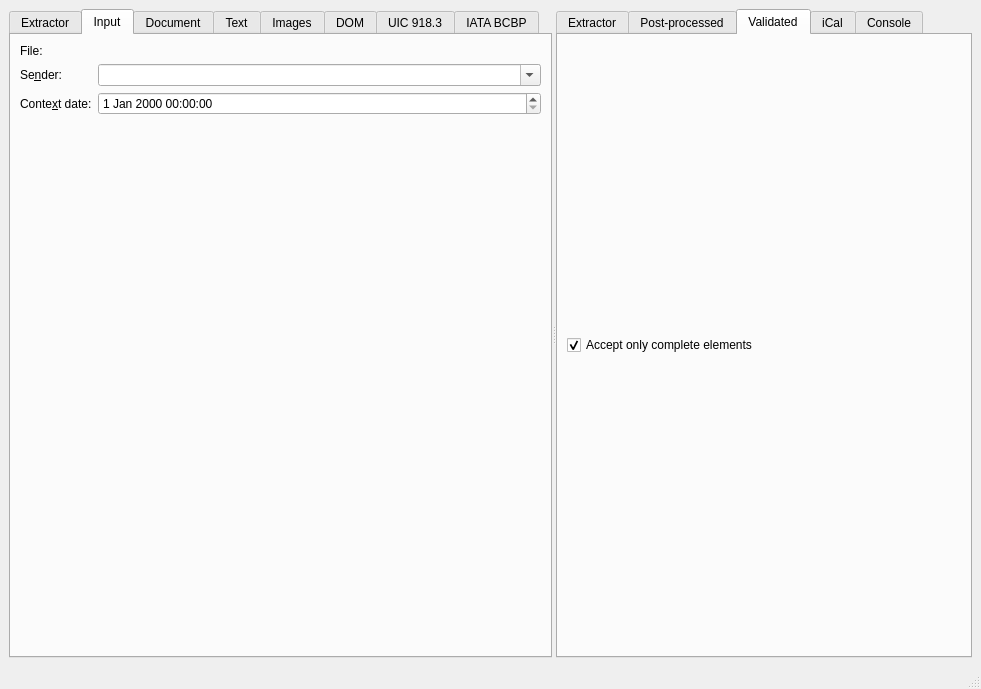
The window that src/mainwindow.ui (KDE/kitinerary-workbench) describes before a commit, drawn with Qt 5.
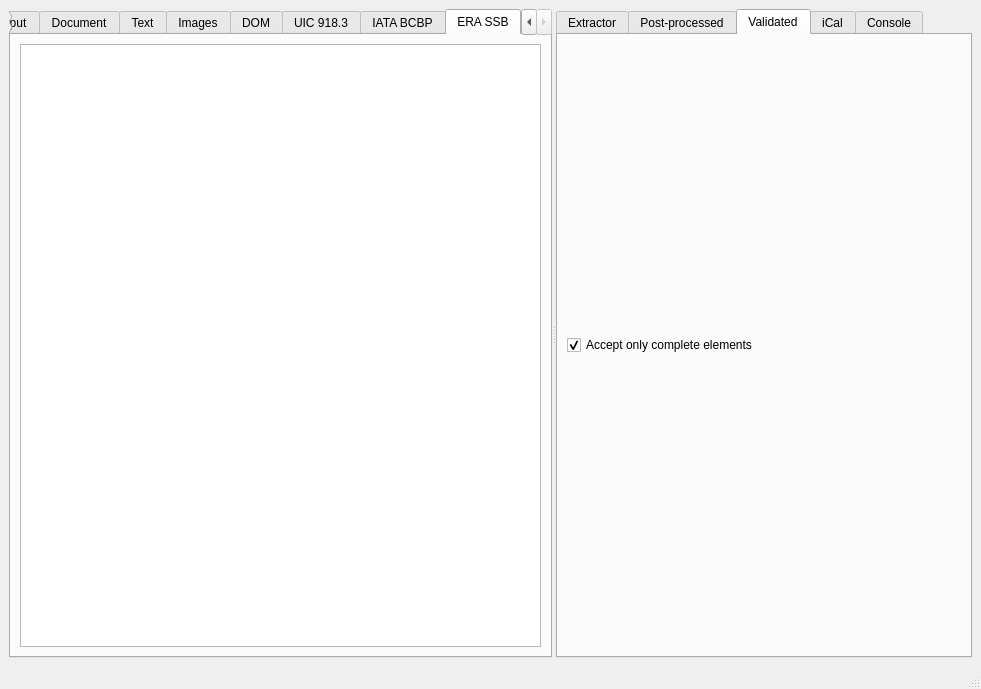
The same window after the commit. The open tabs and pages were chosen to show the change. Icons and pictures are not drawn. Custom widgets are drawn as their Qt base class.

Commit message: Add basic ERA SSB inspection tab

Diff of the .ui file:
```diff
--- a/src/mainwindow.ui
+++ b/src/mainwindow.ui
@@ -212,6 +212,16 @@
          </item>
         </layout>
        </widget>
+       <widget class="QWidget" name="eraSsbTab">
+        <attribute name="title">
+         <string>ERA SSB</string>
+        </attribute>
+        <layout class="QVBoxLayout" name="verticalLayout_11">
+         <item>
+          <widget class="QTreeView" name="eraSsbView"/>
+         </item>
+        </layout>
+       </widget>
       </widget>
       <widget class="QTabWidget" name="outputTabWidget">
        <property name="currentIndex">
```
Left out of the diff: 2 changed lines with no effect on the pictures. The commit also changes 2 other files.
